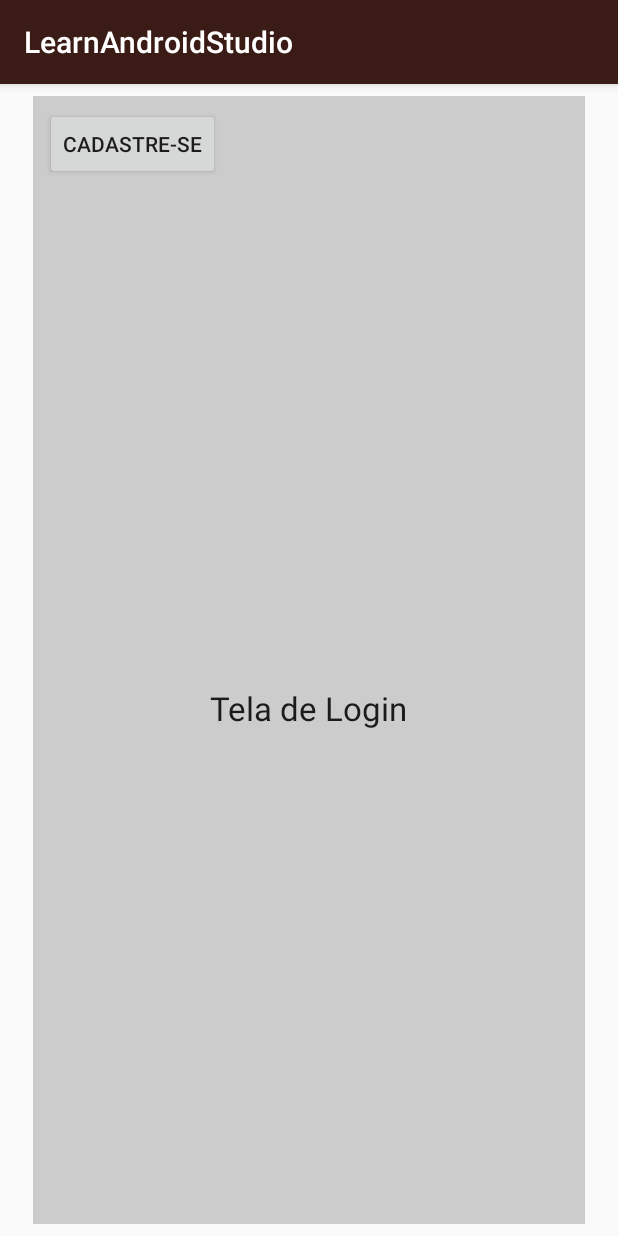
After one commit to alexolirib/LearnAndroidStudio, an Android app: the FragmentoActivity screen opened directly, with no data from a screen before it, on a phone screen of 412 x 824 dp. The commit adds this screen. Run offline under Robolectric (Android 15) with nearby library versions, the light colour scheme and no system bars.

Commit message:
adicionado fragmento

```diff
--- a/app/build.gradle
+++ b/app/build.gradle
@@ -22,6 +22,7 @@ dependencies {
     implementation fileTree(dir: 'libs', include: ['*.jar'])
     implementation 'com.android.support:appcompat-v7:28.0.0-alpha1'
     implementation 'com.android.support.constraint:constraint-layout:1.1.3'
+    implementation 'com.android.support:support-v4:28.0.0'
     testImplementation 'junit:junit:4.12'
     androidTestImplementation 'com.android.support.test:runner:1.0.2'
     androidTestImplementation 'com.android.support.test.espresso:espresso-core:3.0.2'
--- a/app/src/main/AndroidManifest.xml
+++ b/app/src/main/AndroidManifest.xml
@@ -39,7 +39,8 @@
         <activity android:name=".Main2Activity" />
         <activity android:name=".PreferenciasCorUsuarioActivity" />
         <activity android:name=".MinhaAnotacaoActivity" />
-        <activity android:name=".TaskListActivity"></activity>
+        <activity android:name=".TaskListActivity" />
+        <activity android:name=".FragmentoActivity"></activity>
     </application>
 
 </manifest>
--- /dev/null
+++ b/app/src/main/java/learnandroidstudio/studio/alexo/learnandroidstudio/FragmentoActivity.java
@@ -0,0 +1,50 @@
+package learnandroidstudio.studio.alexo.learnandroidstudio;
+
+import android.app.Activity;
+import android.support.v4.app.FragmentManager;
+import android.support.v4.app.FragmentTransaction;
+import android.support.v7.app.AppCompatActivity;
+import android.os.Bundle;
+import android.view.View;
+import android.widget.Button;
+
+public class FragmentoActivity extends AppCompatActivity {
+
+    private Button btnLogar;
+    private boolean status = false;
+
+    @Override
+    protected void onCreate(Bundle savedInstanceState) {
+        super.onCreate(savedInstanceState);
+        setContentView(R.layout.activity_fragmento);
+
+        btnLogar = findViewById(R.id.fragmentoBtnLogarId);
+
+        btnLogar.setOnClickListener(new View.OnClickListener() {
+            @Override
+            public void onClick(View v) {
+                FragmentManager fragmentManager = getSupportFragmentManager();
+
+                //deixa preparado para edição
+                FragmentTransaction fragmentTransaction = fragmentManager.beginTransaction();
+
+                if(status) {
+                    //fragmento que vou utilizar
+                    LoginFragment loginFragment = new LoginFragment();
+
+                    fragmentTransaction.add(R.id.fragmentoCLContainerFragmento, loginFragment);
+                    fragmentTransaction.commit();
+                    btnLogar.setText("Cadastre-se");
+                    status = false;
+                } else{
+                    CadastroFragment cadastroFragment = new CadastroFragment();
+                    fragmentTransaction.add(R.id.fragmentoCLContainerFragmento, cadastroFragment);
+                    fragmentTransaction.commit();
+                    btnLogar.setText("Logar");
+                    status = true;
+                }
+
+            }
+        });
+    }
+}
--- /dev/null
+++ b/app/src/main/java/learnandroidstudio/studio/alexo/learnandroidstudio/LoginFragment.java
@@ -0,0 +1,36 @@
+package learnandroidstudio.studio.alexo.learnandroidstudio;
+
+
+import android.os.Bundle;
+import android.support.v4.app.Fragment;
+import android.view.LayoutInflater;
+import android.view.View;
+import android.view.ViewGroup;
+import android.widget.TextView;
+
+
+/**
+ * A simple {@link Fragment} subclass.
+ */
+public class LoginFragment extends Fragment {
+
+    private TextView lblLogin;
+
+    public LoginFragment() {
+        // Required empty public constructor
+    }
+
+
+    @Override
+    public View onCreateView(LayoutInflater inflater, ViewGroup container,
+                             Bundle savedInstanceState) {
+        // Inflate the layout for this fragment
+        View view = inflater.inflate(R.layout.fragment_login, container, false);
+
+        lblLogin = view.findViewById(R.id.fragLblLoginId);
+        lblLogin.setText("Tela de Login");
+
+        return view;
+    }
+
+}
--- a/app/src/main/java/learnandroidstudio/studio/alexo/learnandroidstudio/Main2Activity.java
+++ b/app/src/main/java/learnandroidstudio/studio/alexo/learnandroidstudio/Main2Activity.java
@@ -15,6 +15,7 @@ public class Main2Activity extends Activity implements View.OnClickListener {
     private Button btnAbrirCorEscolhida;
     private Button btnAbrirAnotacoes;
     private Button btnAbrirListTarefa;
+    private Button btnAbrirFragmento;
 
     @Override
     protected void onCreate(Bundle savedInstanceState) {
@@ -27,6 +28,7 @@ public class Main2Activity extends Activity implements View.OnClickListener {
         btnAbrirCorEscolhida = findViewById(R.id.btnAbrirCorEscolhidaId);
         btnAbrirAnotacoes = findViewById(R.id.btnAbrirAnotacoesId);
         btnAbrirListTarefa = findViewById(R.id.btnAbrirListTarefaSqLite);
+        btnAbrirFragmento = findViewById(R.id.btnAbrirFragmento);
 
         btnAbrirInputs.setOnClickListener(this);
         btnAbrirSomAnimal.setOnClickListener(this);
@@ -34,6 +36,7 @@ public class Main2Activity extends Activity implements View.OnClickListener {
         btnAbrirCorEscolhida.setOnClickListener(this);
         btnAbrirAnotacoes.setOnClickListener(this);
         btnAbrirListTarefa.setOnClickListener(this);
+        btnAbrirFragmento.setOnClickListener(this);
 
     }
 
@@ -59,6 +62,9 @@ public class Main2Activity extends Activity implements View.OnClickListener {
             case R.id.btnAbrirListTarefaSqLite:
                 startActivity(new Intent(Main2Activity.this, TaskListActivity.class));
                 break;
+            case R.id.btnAbrirFragmento:
+                startActivity(new Intent(Main2Activity.this, FragmentoActivity.class));
+                break;
 
 
         }
--- /dev/null
+++ b/app/src/main/res/layout/activity_fragmento.xml
@@ -0,0 +1,57 @@
+<?xml version="1.0" encoding="utf-8"?>
+<android.support.constraint.ConstraintLayout xmlns:android="http://schemas.android.com/apk/res/android"
+    xmlns:app="http://schemas.android.com/apk/res-auto"
+    xmlns:tools="http://schemas.android.com/tools"
+    android:layout_width="match_parent"
+    android:layout_height="match_parent"
+    tools:context=".FragmentoActivity">
+
+    <android.support.constraint.ConstraintLayout
+        android:id="@+id/constraintLayout"
+        android:layout_width="368dp"
+        android:layout_height="wrap_content"
+        android:layout_marginStart="8dp"
+        android:layout_marginLeft="8dp"
+        android:layout_marginTop="8dp"
+        android:layout_marginEnd="8dp"
+        android:layout_marginRight="8dp"
+        android:background="#ccc"
+        app:layout_constraintEnd_toEndOf="parent"
+        app:layout_constraintStart_toStartOf="parent"
+        app:layout_constraintTop_toTopOf="parent">
+
+        <Button
+            android:id="@+id/fragmentoBtnLogarId"
+            android:layout_width="wrap_content"
+            android:layout_height="wrap_content"
+            android:layout_marginStart="8dp"
+            android:layout_marginLeft="8dp"
+            android:layout_marginTop="8dp"
+            android:layout_marginBottom="8dp"
+            android:text="CADASTRE-SE"
+            app:layout_constraintBottom_toBottomOf="parent"
+            app:layout_constraintStart_toStartOf="parent"
+            app:layout_constraintTop_toTopOf="parent" />
+    </android.support.constraint.ConstraintLayout>
+
+    <android.support.constraint.ConstraintLayout
+        android:id="@+id/fragmentoCLContainerFragmento"
+        android:layout_width="368dp"
+        android:layout_height="0dp"
+        android:layout_marginStart="8dp"
+        android:layout_marginLeft="8dp"
+        android:layout_marginEnd="8dp"
+        android:layout_marginRight="8dp"
+        android:layout_marginBottom="8dp"
+        app:layout_constraintBottom_toBottomOf="parent"
+        app:layout_constraintEnd_toEndOf="parent"
+        app:layout_constraintStart_toStartOf="parent"
+        app:layout_constraintTop_toBottomOf="@+id/constraintLayout">
+
+        <fragment
+            android:layout_width="match_parent"
+            android:layout_height="match_parent"
+            class="learnandroidstudio.studio.alexo.learnandroidstudio.LoginFragment" />
+
+    </android.support.constraint.ConstraintLayout>
+</android.support.constraint.ConstraintLayout>
--- /dev/null
+++ b/app/src/main/res/layout/fragment_login.xml
@@ -0,0 +1,28 @@
+<?xml version="1.0" encoding="utf-8"?>
+<android.support.constraint.ConstraintLayout xmlns:android="http://schemas.android.com/apk/res/android"
+    xmlns:app="http://schemas.android.com/apk/res-auto"
+    xmlns:tools="http://schemas.android.com/tools"
+    android:layout_width="match_parent"
+    android:layout_height="match_parent"
+    android:background="#ccc"
+    tools:context=".LoginFragment">
+
+    <!-- TODO: Update blank fragment layout -->
+
+    <TextView
+        android:id="@+id/fragLblLoginId"
+        android:layout_width="wrap_content"
+        android:layout_height="wrap_content"
+        android:layout_marginStart="8dp"
+        android:layout_marginLeft="8dp"
+        android:layout_marginTop="8dp"
+        android:layout_marginEnd="8dp"
+        android:layout_marginRight="8dp"
+        android:layout_marginBottom="8dp"
+        android:text="Tela Login"
+        android:textAppearance="@style/TextAppearance.AppCompat.Large"
+        app:layout_constraintBottom_toBottomOf="parent"
+        app:layout_constraintEnd_toEndOf="parent"
+        app:layout_constraintStart_toStartOf="parent"
+        app:layout_constraintTop_toTopOf="parent" />
+</android.support.constraint.ConstraintLayout>
--- a/app/src/main/res/values/strings.xml
+++ b/app/src/main/res/values/strings.xml
@@ -2,4 +2,7 @@
     <string name="app_name">LearnAndroidStudio</string>
     <string name="botao_jogar">play</string>
     <string name="texto_numero">Nenhum número</string>
+
+    <!-- TODO: Remove or change this placeholder text -->
+    <string name="hello_blank_fragment">Hello blank fragment</string>
 </resources>
```
Also changed, not shown: app/src/main/java/learnandroidstudio/studio/alexo/learnandroidstudio/CadastroFragment.java (added, +29 -0 lines), app/src/main/res/layout/activity_main2.xml (+10 -2 lines), app/src/main/res/layout/fragment_cadastro.xml (added, +28 -0 lines).
